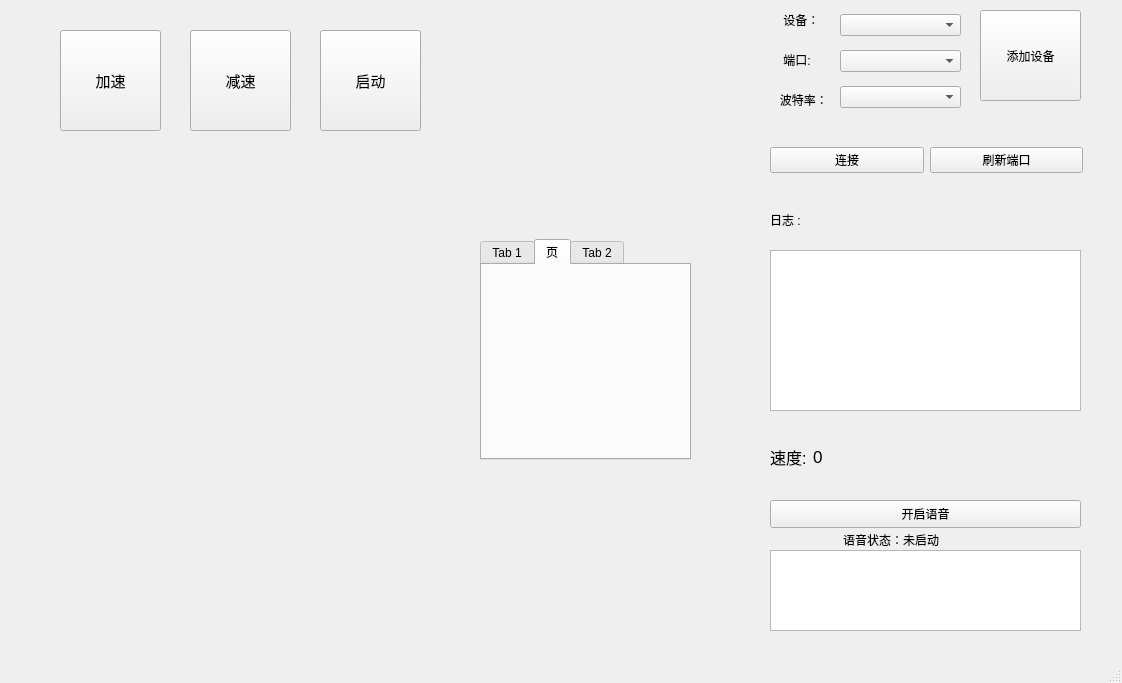
This is mawinHcom/src/mainwindow.ui in awwa-y/Voicejoystick as Qt 5 draws it before an edit. The edited form follows.
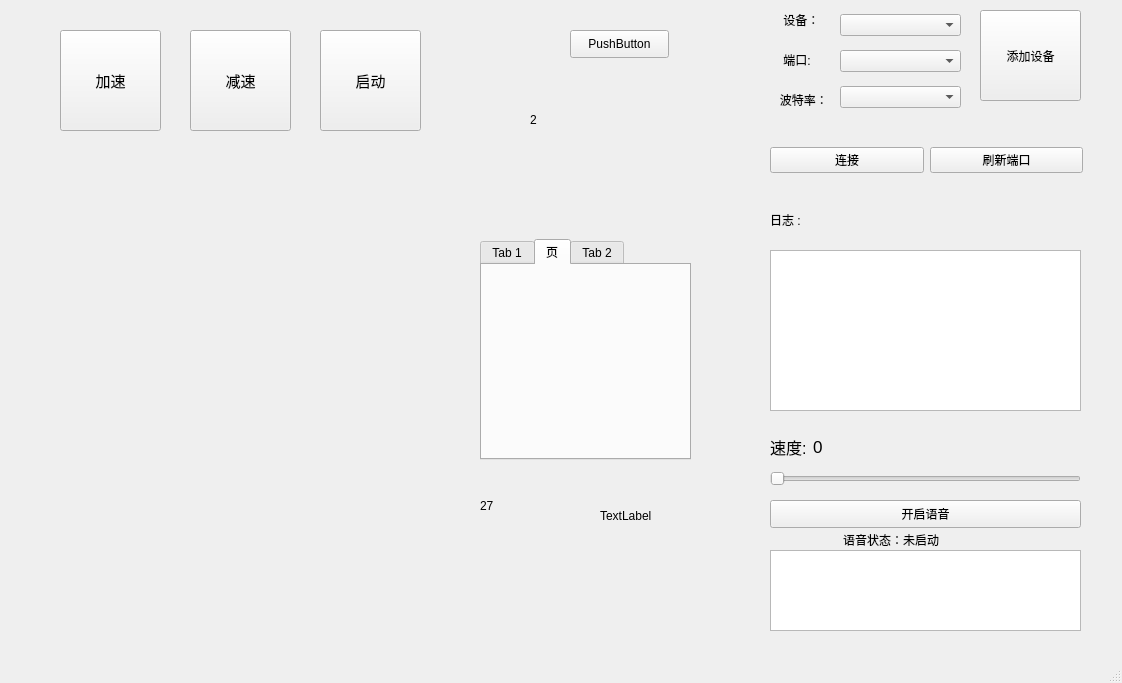
This is the edited form. Custom widgets are drawn as their Qt base class.

The edit to the form file:
```diff
--- a/mawinHcom/src/mainwindow.ui
+++ b/mawinHcom/src/mainwindow.ui
@@ -179,8 +179,8 @@
      <rect>
       <x>770</x>
       <y>426</y>
-      <width>191</width>
-      <height>61</height>
+      <width>311</width>
+      <height>41</height>
      </rect>
     </property>
     <layout class="QHBoxLayout" name="horizontalLayout_2">
@@ -328,6 +328,71 @@
      </attribute>
     </widget>
    </widget>
+   <widget class="QLabel" name="MotorAngleLabel">
+    <property name="geometry">
+     <rect>
+      <x>530</x>
+      <y>110</y>
+      <width>69</width>
+      <height>19</height>
+     </rect>
+    </property>
+    <property name="text">
+     <string>2</string>
+    </property>
+   </widget>
+   <widget class="QSlider" name="servoAngleSlider">
+    <property name="geometry">
+     <rect>
+      <x>770</x>
+      <y>470</y>
+      <width>311</width>
+      <height>18</height>
+     </rect>
+    </property>
+    <property name="orientation">
+     <enum>Qt::Orientation::Horizontal</enum>
+    </property>
+   </widget>
+   <widget class="QPushButton" name="readSensorButton">
+    <property name="geometry">
+     <rect>
+      <x>570</x>
+      <y>30</y>
+      <width>99</width>
+      <height>28</height>
+     </rect>
+    </property>
+    <property name="text">
+     <string>PushButton</string>
+    </property>
+   </widget>
+   <widget class="QLabel" name="temperatureLabel">
+    <property name="geometry">
+     <rect>
+      <x>480</x>
+      <y>490</y>
+      <width>81</width>
+      <height>31</height>
+     </rect>
+    </property>
+    <property name="text">
+     <string>27</string>
+    </property>
+   </widget>
+   <widget class="QLabel" name="humidityLabel">
+    <property name="geometry">
+     <rect>
+      <x>600</x>
+      <y>500</y>
+      <width>71</width>
+      <height>31</height>
+     </rect>
+    </property>
+    <property name="text">
+     <string>TextLabel</string>
+    </property>
+   </widget>
   </widget>
   <widget class="QMenuBar" name="menubar">
    <property name="geometry">
```
Left out of the diff: 2 changed lines with no effect on the pictures.
